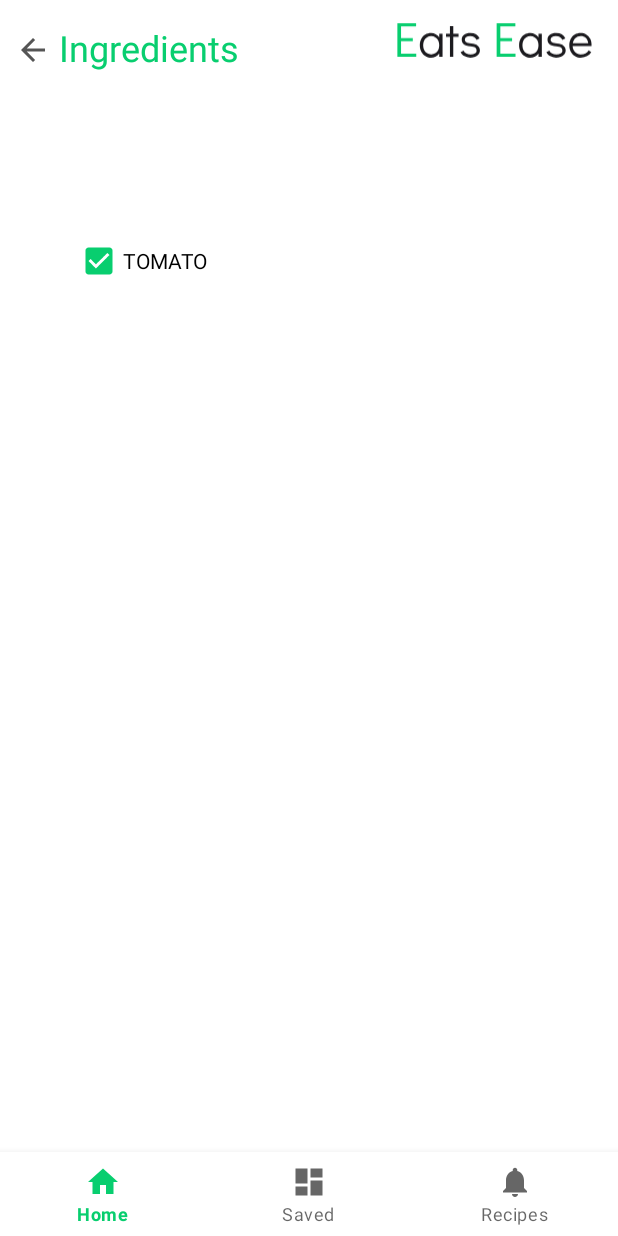
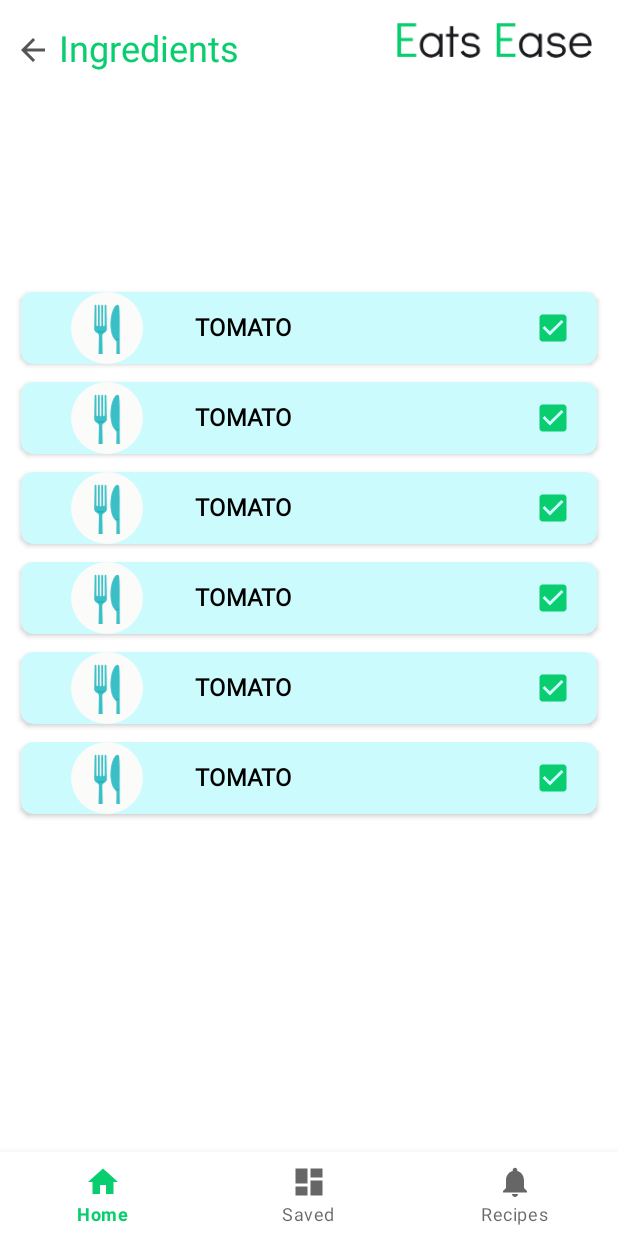
Before and after one commit to RockettSttudio/EE-eats-ease-app, an Android app: the layout fragment_ingredientes.xml on its own in the app's theme, with its tools: preview values and no code run, on a phone screen of 412 x 824 dp. Run offline under Robolectric (Android 15) with nearby library versions, the phone set to English and light mode, and no system bars.

Commit message:
Recycler_view_ingredients

```diff
--- a/EatsEase/app/src/main/java/com/rockettsttudio/eatsease/ui/Ingredients/IngredientsFragment.kt
+++ b/EatsEase/app/src/main/java/com/rockettsttudio/eatsease/ui/Ingredients/IngredientsFragment.kt
@@ -12,8 +12,6 @@ import com.rockettsttudio.eatsease.databinding.FragmentIngredientesBinding
 
 class IngredientsFragment : Fragment() {
 
-    private lateinit var checkboxIngredients: CheckBox
-
     private var _binding: FragmentIngredientesBinding? = null
     private val binding get() = _binding!!
 
@@ -26,17 +24,6 @@ class IngredientsFragment : Fragment() {
         return binding.root
     }
 
-    override fun onViewCreated(view: View, savedInstanceState: Bundle?) {
-        super.onViewCreated(view, savedInstanceState)
-        checkboxIngredients = binding.CheckboxIngredients
-        checkboxIngredients.setOnCheckedChangeListener { _, isChecked ->
-            if (isChecked) {
-                // Acciones cuando el CheckBox está seleccionado
-            } else {
-                // Acciones cuando el CheckBox no está seleccionado
-            }
-        }
-    }
 
     override fun onDestroyView() {
         super.onDestroyView()
--- /dev/null
+++ b/EatsEase/app/src/main/res/layout/checkbox_item.xml
@@ -0,0 +1,57 @@
+<?xml version="1.0" encoding="utf-8"?>
+<androidx.cardview.widget.CardView xmlns:android="http://schemas.android.com/apk/res/android"
+    xmlns:app="http://schemas.android.com/apk/res-auto"
+    android:layout_width="match_parent"
+    android:layout_height="60dp"
+    android:layout_marginLeft="8dp"
+    android:layout_marginRight="8dp"
+    android:background="@color/pink_base"
+    android:elevation="16dp"
+    app:cardBackgroundColor="@color/mint_base"
+    app:cardCornerRadius="8dp"
+    app:cardUseCompatPadding="true">
+
+    <LinearLayout
+        android:layout_width="match_parent"
+        android:layout_height="wrap_content"
+        android:orientation="horizontal">
+
+        <ImageView
+        android:id="@+id/Foto_Ingredients"
+        android:layout_width="115dp"
+        android:layout_height="match_parent"
+        android:adjustViewBounds="true"
+        android:scaleType="centerInside"
+        android:src="@drawable/svg_layer4" />
+
+        <TextView
+            android:id="@+id/name_ingrediente"
+            android:layout_width="wrap_content"
+            android:layout_height="wrap_content"
+            android:layout_marginTop="12dp"
+            android:layout_marginRight="150dp"
+            android:textAlignment="center"
+            android:text="TOMATO"
+            android:textSize="@dimen/medium_gap"
+            android:fontFamily="@font/roboto"
+            android:textStyle="bold"
+            android:textColor="@color/black"
+             />
+
+        <LinearLayout
+            android:layout_width="match_parent"
+            android:layout_height="wrap_content"
+            android:orientation="horizontal">
+
+            <CheckBox
+                android:id="@+id/Checkbox_Ingredients"
+                android:layout_width="wrap_content"
+                android:layout_height="wrap_content"
+                android:checked="true"
+                style="@style/AppCheckBox" />
+
+        </LinearLayout>
+
+    </LinearLayout>
+
+</androidx.cardview.widget.CardView>
--- a/EatsEase/app/src/main/res/layout/fragment_ingredientes.xml
+++ b/EatsEase/app/src/main/res/layout/fragment_ingredientes.xml
@@ -51,7 +51,7 @@
                 android:textSize="@dimen/big_gap"/>
 
             <ImageView
-                android:id="@+id/Eats_Ease_settings"
+                android:id="@+id/Eats_Ease_ingredients"
                 android:layout_width="130dp"
                 android:layout_height="match_parent"
                 android:layout_marginLeft="105dp"
@@ -61,22 +61,35 @@
                 android:adjustViewBounds="true" />
         </LinearLayout>
 
+        <androidx.constraintlayout.widget.ConstraintLayout
+            android:id="@+id/constraintlayout_ingredients"
+            android:layout_width="match_parent"
+            android:layout_height="500dp"
+            app:layout_constraintBottom_toBottomOf="parent"
+            app:layout_constraintEnd_toEndOf="parent"
+            app:layout_constraintStart_toStartOf="parent"
+            app:layout_constraintTop_toBottomOf="@+id/linearLayout">
+
+            <androidx.recyclerview.widget.RecyclerView
+                android:id="@+id/recyclerview_ingredients"
+                android:layout_width="409dp"
+                android:layout_height="697dp"
+                android:layout_marginStart="1dp"
+                android:layout_marginTop="1dp"
+                android:layout_marginEnd="1dp"
+                app:layout_constraintEnd_toEndOf="parent"
+                app:layout_constraintStart_toStartOf="parent"
+                app:layout_constraintTop_toTopOf="parent"
+                tools:itemCount="10"
+                tools:listitem="@layout/checkbox_item">
+
+            </androidx.recyclerview.widget.RecyclerView>
+        </androidx.constraintlayout.widget.ConstraintLayout>
 
 
 
-        <CheckBox
-            android:id="@+id/Checkbox_Ingredients"
-            android:layout_width="match_parent"
-            android:layout_height="wrap_content"
-            android:layout_marginStart="50dp"
-            android:layout_marginTop="150dp"
-            android:layout_marginEnd="50dp"
-            android:checked="true"
-            android:text="TOMATO"
-            style="@style/AppCheckBox"
-            app:layout_constraintEnd_toEndOf="parent"
-            app:layout_constraintStart_toStartOf="parent"
-            app:layout_constraintTop_toTopOf="parent"> </CheckBox>
+
+
 
 
 
```
